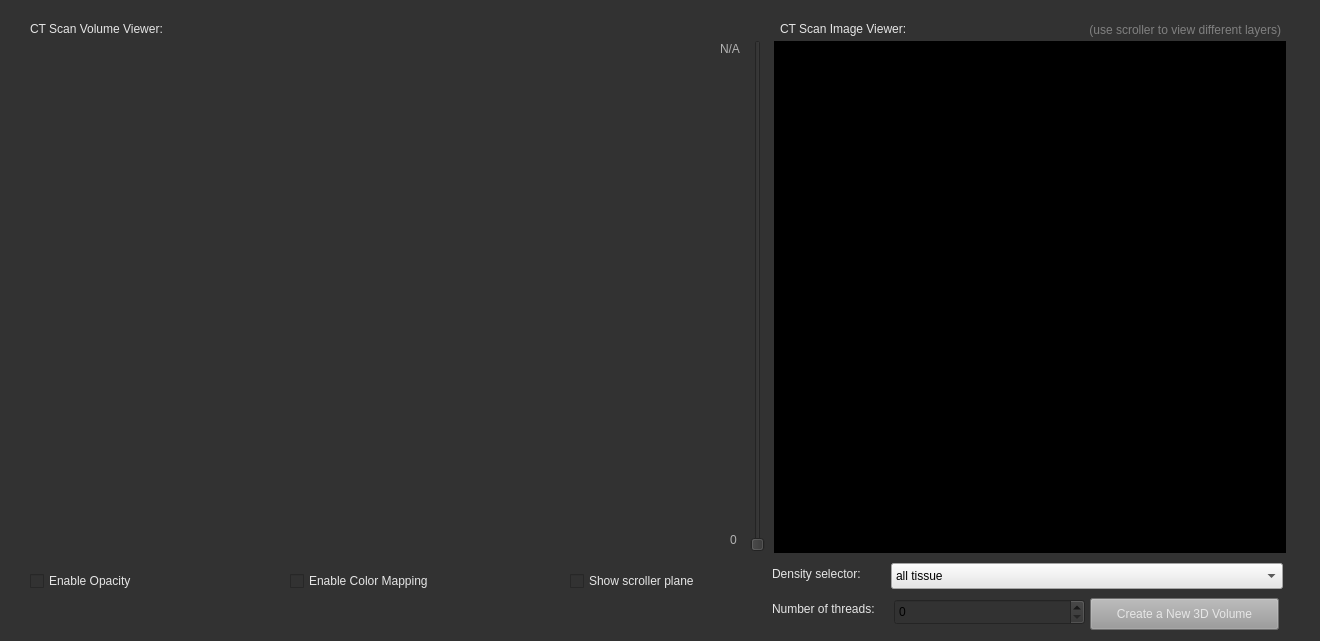
Qt form forms/mainwindow.ui (chloesnyder/CIS497) before a commit.
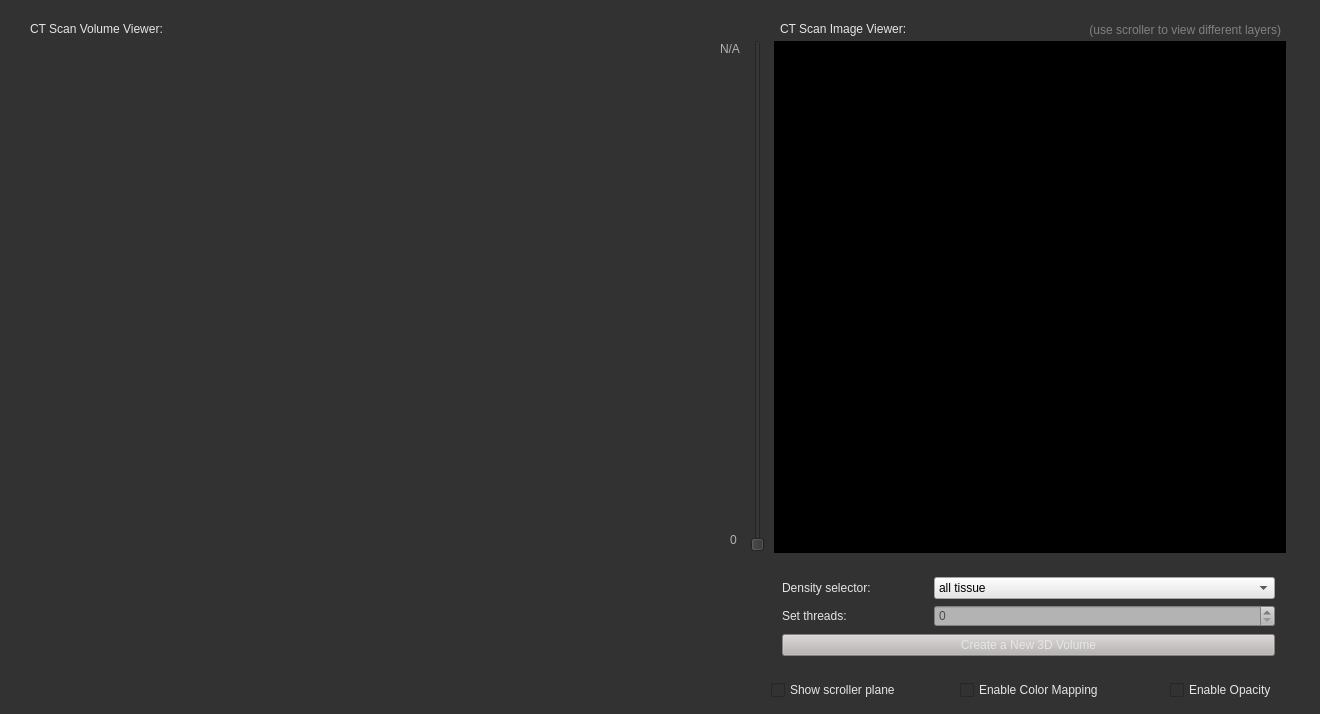
The same form after that commit. Custom widgets are drawn as their Qt base class.

```diff
--- a/forms/mainwindow.ui
+++ b/forms/mainwindow.ui
@@ -7,7 +7,7 @@
     <x>0</x>
     <y>0</y>
     <width>1320</width>
-    <height>641</height>
+    <height>714</height>
    </rect>
   </property>
   <property name="windowTitle">
@@ -18,50 +18,11 @@
 font: 13pt &quot;.SF NS Text&quot;;</string>
   </property>
   <widget class="QWidget" name="centralWidget">
-   <widget class="QPushButton" name="newMeshButton">
-    <property name="geometry">
-     <rect>
-      <x>1090</x>
-      <y>598</y>
-      <width>189</width>
-      <height>32</height>
-     </rect>
-    </property>
-    <property name="styleSheet">
-     <string notr="true">font: 13pt &quot;Avenir&quot;;
-background-color: rgb(153, 153, 153);
-color: rgb(230, 230, 230);
-alternate-background-color: rgb(160, 160, 160);
-selection-background-color: rgb(128, 0, 64);
-
-</string>
-    </property>
-    <property name="text">
-     <string>Create a New 3D Volume</string>
-    </property>
-   </widget>
-   <widget class="QCheckBox" name="checkBox">
-    <property name="geometry">
-     <rect>
-      <x>30</x>
-      <y>570</y>
-      <width>114</width>
-      <height>22</height>
-     </rect>
-    </property>
-    <property name="styleSheet">
-     <string notr="true">font: 13pt &quot;Avenir&quot;;
-color: rgb(230, 230, 230);</string>
-    </property>
-    <property name="text">
-     <string>Enable Opacity</string>
-    </property>
-   </widget>
    <widget class="QCheckBox" name="colormap">
     <property name="geometry">
      <rect>
-      <x>290</x>
-      <y>570</y>
+      <x>960</x>
+      <y>679</y>
       <width>157</width>
       <height>22</height>
      </rect>
@@ -191,80 +152,12 @@
      <set>Qt::AlignCenter</set>
     </property>
    </widget>
-   <widget class="QComboBox" name="tissueSelection">
-    <property name="geometry">
-     <rect>
-      <x>891</x>
-      <y>563</y>
-      <width>392</width>
-      <height>26</height>
-     </rect>
-    </property>
-    <property name="styleSheet">
-     <string notr="true">font: 13pt &quot;Avenir Next&quot;;
-background-color: rgb(230, 230, 230);
-alternate-background-color: rgb(128, 128, 128);</string>
-    </property>
-    <item>
-     <property name="text">
-      <string>all tissue</string>
-     </property>
-    </item>
-    <item>
-     <property name="text">
-      <string>high density tissue (bone)</string>
-     </property>
-    </item>
-    <item>
-     <property name="text">
-      <string>medium density tissue (muscle, liver, heart, intestine, etc.)</string>
-     </property>
-    </item>
-    <item>
-     <property name="text">
-      <string>low density tissue (lung, fat)</string>
-     </property>
-    </item>
-   </widget>
-   <widget class="QSpinBox" name="numThreadsSpinBox">
-    <property name="geometry">
-     <rect>
-      <x>894</x>
-      <y>599</y>
-      <width>191</width>
-      <height>26</height>
-     </rect>
-    </property>
-    <property name="styleSheet">
-     <string notr="true">font: 13pt &quot;Avenir&quot;;</string>
-    </property>
-    <property name="maximum">
-     <number>1000</number>
-    </property>
-   </widget>
-   <widget class="QLabel" name="label_2">
-    <property name="geometry">
-     <rect>
-      <x>772</x>
-      <y>600</y>
-      <width>114</width>
-      <height>18</height>
-     </rect>
-    </property>
-    <property name="styleSheet">
-     <string notr="true">font: 13pt &quot;Avenir&quot;;
-color: rgb(230, 230, 230);</string>
-    </property>
-    <property name="text">
-     <string>Number of threads:</string>
-    </property>
-   </widget>
    <widget class="QCheckBox" name="checkBox_2">
     <property name="geometry">
      <rect>
-      <x>570</x>
-      <y>570</y>
-      <width>141</width>
+      <x>771</x>
+      <y>679</y>
+      <width>138</width>
       <height>22</height>
      </rect>
     </property>
@@ -276,23 +169,6 @@
      <string>Show scroller plane</string>
     </property>
    </widget>
-   <widget class="QLabel" name="label_5">
-    <property name="geometry">
-     <rect>
-      <x>772</x>
-      <y>565</y>
-      <width>97</width>
-      <height>18</height>
-     </rect>
-    </property>
-    <property name="styleSheet">
-     <string notr="true">font: 13pt &quot;Avenir&quot;;
-color: rgb(230, 230, 230);</string>
-    </property>
-    <property name="text">
-     <string>Density selector:</string>
-    </property>
-   </widget>
    <widget class="QLabel" name="label_6">
     <property name="geometry">
      <rect>
@@ -349,8 +225,8 @@
      <rect>
       <x>32</x>
       <y>41</y>
-      <width>680</width>
-      <height>526</height>
+      <width>681</width>
+      <height>621</height>
      </rect>
     </property>
     <layout class="QVBoxLayout" name="verticalLayout">
@@ -374,6 +250,9 @@
          <height>10000</height>
         </size>
        </property>
+       <property name="styleSheet">
+        <string notr="true">border-color: rgb(51, 51, 51);</string>
+       </property>
       </widget>
      </item>
      <item>
@@ -381,6 +260,150 @@
      </item>
     </layout>
    </widget>
+   <widget class="QWidget" name="">
+    <property name="geometry">
+     <rect>
+      <x>771</x>
+      <y>565</y>
+      <width>515</width>
+      <height>104</height>
+     </rect>
+    </property>
+    <layout class="QVBoxLayout" name="verticalLayout_4">
+     <item>
+      <layout class="QHBoxLayout" name="horizontalLayout_2">
+       <item>
+        <layout class="QVBoxLayout" name="verticalLayout_2">
+         <item>
+          <widget class="QLabel" name="label_5">
+           <property name="styleSheet">
+            <string notr="true">font: 13pt &quot;Avenir&quot;;
+color: rgb(230, 230, 230);</string>
+           </property>
+           <property name="text">
+            <string>Density selector:</string>
+           </property>
+          </widget>
+         </item>
+         <item>
+          <widget class="QLabel" name="label_2">
+           <property name="styleSheet">
+            <string notr="true">font: 13pt &quot;Avenir&quot;;
+color: rgb(230, 230, 230);</string>
+           </property>
+           <property name="text">
+            <string>Set threads:</string>
+           </property>
+          </widget>
+         </item>
+        </layout>
+       </item>
+       <item>
+        <layout class="QVBoxLayout" name="verticalLayout_3">
+         <item>
+          <widget class="QComboBox" name="tissueSelection">
+           <property name="styleSheet">
+            <string notr="true">font: 13pt &quot;Avenir Next&quot;;
+background-color: rgb(230, 230, 230);
+alternate-background-color: rgb(128, 128, 128);</string>
+           </property>
+           <item>
+            <property name="text">
+             <string>all tissue</string>
+            </property>
+           </item>
+           <item>
+            <property name="text">
+             <string>high density tissue (bone)</string>
+            </property>
+           </item>
+           <item>
+            <property name="text">
+             <string>medium density tissue (muscle, liver, heart, intestine, etc.)</string>
+            </property>
+           </item>
+           <item>
+            <property name="text">
+             <string>low density tissue (lung, fat)</string>
+            </property>
+           </item>
+          </widget>
+         </item>
+         <item>
+          <widget class="QSpinBox" name="numThreadsSpinBox">
+           <property name="styleSheet">
+            <string notr="true">font: 13pt &quot;Avenir&quot;;
+background-color: rgb(179, 179, 179);
+color: rgb(76, 76, 76);</string>
+           </property>
+           <property name="maximum">
+            <number>1000</number>
+           </property>
+          </widget>
+         </item>
+        </layout>
+       </item>
+      </layout>
+     </item>
+     <item>
+      <widget class="QPushButton" name="newMeshButton">
+       <property name="styleSheet">
+        <string notr="true">font: 13pt &quot;Avenir&quot;;
+background-color: rgb(185, 179, 179);
+color: rgb(230, 230, 230);
+alternate-background-color: rgb(185, 179, 179);
+selection-background-color: rgb(128, 0, 64);
+
+</string>
+       </property>
+       <property name="text">
+        <string>Create a New 3D Volume</string>
+       </property>
+      </widget>
+     </item>
+    </layout>
+   </widget>
+   <widget class="QCheckBox" name="checkBox">
+    <property name="geometry">
+     <rect>
+      <x>1170</x>
+      <y>679</y>
+      <width>114</width>
+      <height>22</height>
+     </rect>
+    </property>
+    <property name="styleSheet">
+     <string notr="true">font: 13pt &quot;Avenir&quot;;
+color: rgb(230, 230, 230);</string>
+    </property>
+    <property name="text">
+     <string>Enable Opacity</string>
+    </property>
+   </widget>
+   <zorder>mygl</zorder>
+   <zorder>newMeshButton</zorder>
+   <zorder>checkBox</zorder>
+   <zorder>colormap</zorder>
+   <zorder>layerSlider</zorder>
+   <zorder>label_3</zorder>
+   <zorder>label_4</zorder>
+   <zorder>ImageViewer</zorder>
+   <zorder>tissueSelection</zorder>
+   <zorder>numThreadsSpinBox</zorder>
+   <zorder>label_2</zorder>
+   <zorder>checkBox_2</zorder>
+   <zorder>label_5</zorder>
+   <zorder>label_6</zorder>
+   <zorder>label_7</zorder>
+   <zorder>label_8</zorder>
+   <zorder>checkBox</zorder>
+   <zorder>colormap</zorder>
+   <zorder>checkBox_2</zorder>
+   <zorder>colormap</zorder>
+   <zorder>checkBox_2</zorder>
+   <zorder>numThreadsSpinBox</zorder>
+   <zorder>newMeshButton</zorder>
+   <zorder>checkBox</zorder>
   </widget>
   <action name="actionQuit">
    <property name="text">
```
Left out of the diff: 2 changed lines with no effect on the pictures.
